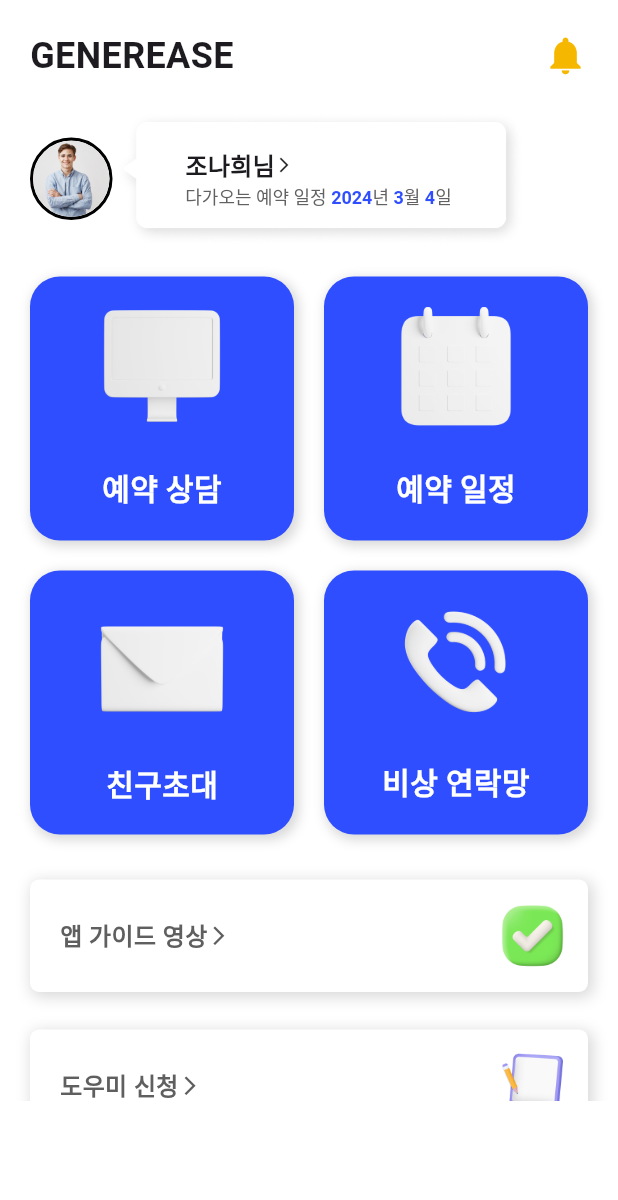
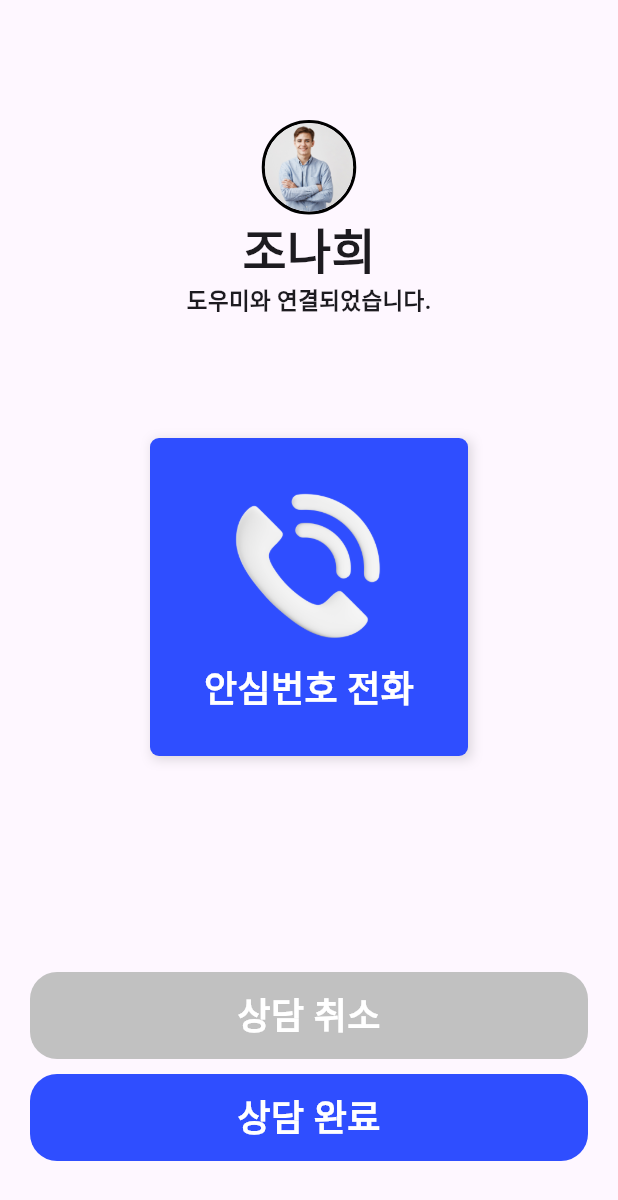
Before and after one commit to Nahhh-j/GenerEase, a Flutter app: the HomeScreen widget shown alone on an empty page, opened directly, after a tap on "앱 가이드 영상", on a phone screen of 412 x 824 dp. Shown: the top 1200 px of the screen. Run offline on Flutter 3.47's test engine with Material 3 defaults, Android fonts, the phone set to English and light mode, and no system bars; our stand-ins replace contacts_service, flutter_local_notifications, fluttertoast, get, permission_handler, share_plus; missing offline and left inert: flutter_callkit_incoming.

Commit message:
전화연결 화면 작업중

```diff
--- /dev/null
+++ b/lib/app/ui/screen/consulting/connected_screen.dart
@@ -0,0 +1,154 @@
+import 'package:flutter/material.dart';
+import 'package:generease/app/ui/screen/consulting/calling_screen.dart';
+import 'package:generease/app/ui/widget/button.dart';
+import 'package:get/get.dart';
+
+class ConnectedScreen extends StatelessWidget {
+  ConnectedScreen({super.key});
+
+  final Map<String, dynamic> arguments = Get.arguments;
+
+  @override
+  Widget build(BuildContext context) {
+    return Scaffold(
+      body: SafeArea(
+        child: Container(
+          width: Get.width,
+          height: Get.height,
+          padding: const EdgeInsets.only(
+            left: 20,
+            right: 20,
+          ),
+          child: Column(
+            children: [
+              const SizedBox(
+                height: 80,
+              ),
+              Container(
+                width: 63,
+                height: 63,
+                decoration: BoxDecoration(
+                  border: Border.all(
+                    color: Colors.black,
+                    width: 2,
+                  ),
+                  borderRadius: BorderRadius.circular(120),
+                ),
+                child: ClipRRect(
+                  borderRadius: BorderRadius.circular(120),
+                  child: Image.asset(
+                    'assets/images/person.png',
+                    fit: BoxFit.fill,
+                  ),
+                ),
+              ),
+              Text(
+                arguments['name'],
+                style: const TextStyle(
+                  fontSize: 32,
+                  fontWeight: FontWeight.w700,
+                ),
+              ),
+              const Text(
+                '도우미와 연결되었습니다.',
+                style: TextStyle(
+                  fontSize: 15,
+                  fontWeight: FontWeight.w700,
+                ),
+              ),
+              const SizedBox(
+                height: 80,
+              ),
+              Container(
+                decoration: BoxDecoration(
+                  boxShadow: [
+                    BoxShadow(
+                      color: Colors.black.withOpacity(0.15),
+                      blurRadius: 6,
+                      spreadRadius: 0.1,
+                      offset: const Offset(2, 2),
+                    ),
+                  ],
+                ),
+                child: Material(
+                  color: const Color(0xff2F4EFF),
+                  borderRadius: BorderRadius.circular(6),
+                  child: InkWell(
+                    onTap: () {
+                      Get.to(
+                        () => const CallingScreen(),
+                        arguments: {'name': '조나희', 'phoneNum': '01031090060'},
+                      );
+                    },
+                    borderRadius: BorderRadius.circular(6),
+                    child: Container(
+                      width: 212,
+                      height: 212,
+                      padding: const EdgeInsets.all(20),
+                      decoration: BoxDecoration(
+                        borderRadius: BorderRadius.circular(6),
+                      ),
+                      child: Column(
+                        mainAxisAlignment: MainAxisAlignment.spaceEvenly,
+                        children: [
+                          Image.asset(
+                            'assets/icons/call_ring.png',
+                            width: 100,
+                          ),
+                          const Text(
+                            '안심번호 전화',
+                            style: TextStyle(
+                              color: Colors.white,
+                              fontSize: 24,
+                              fontWeight: FontWeight.w700,
+                            ),
+                          )
+                        ],
+                      ),
+                    ),
+                  ),
+                ),
+              ),
+              const Spacer(),
+              CustomButton(
+                onTap: () {
+                  Navigator.pop(context);
+                },
+                onLongPress: () {},
+                text: '상담 취소',
+                textStyle: const TextStyle(
+                  color: Colors.white,
+                  fontSize: 24,
+                  fontWeight: FontWeight.w700,
+                ),
+                height: 58,
+                color: const Color(0xffC1C1C1),
+                borderRadius: BorderRadius.circular(18),
+              ),
+              const SizedBox(
+                height: 10,
+              ),
+              CustomButton(
+                onTap: () {
+                  Navigator.pop(context);
+                },
+                onLongPress: () {},
+                text: '상담 완료',
+                textStyle: const TextStyle(
+                    color: Colors.white,
+                    fontSize: 24,
+                    fontWeight: FontWeight.w700),
+                height: 58,
+                color: const Color(0xff2F4EFF),
+                borderRadius: BorderRadius.circular(18),
+              ),
+              const SizedBox(
+                height: 50,
+              ),
+            ],
+          ),
+        ),
+      ),
+    );
+  }
+}
--- a/lib/app/ui/screen/home_screen.dart
+++ b/lib/app/ui/screen/home_screen.dart
@@ -1,4 +1,5 @@
 import 'package:flutter/material.dart';
+import 'package:generease/app/ui/screen/consulting/connected_screen.dart';
 import 'package:generease/app/ui/screen/contacts_screen.dart';
 import 'package:generease/app/ui/screen/invite_screen.dart';
 import 'package:get/get.dart';
@@ -228,7 +229,10 @@ class HomeScreen extends StatelessWidget {
                     ),
                     _whiteBox(
                       ontap: () {
-                        print('앱 가이드 영상');
+                        Get.to(
+                          () => ConnectedScreen(),
+                          arguments: {'name': '조나희', 'phoneNum': '01031090060'},
+                        );
                       },
                       text: '앱 가이드 영상',
                       imagePath: 'assets/icons/check.png',
--- a/pubspec.yaml
+++ b/pubspec.yaml
@@ -23,6 +23,8 @@ dependencies:
   flutter_local_notifications: ^17.0.0
   contacts_service: ^0.6.3
   share_plus: ^7.2.2
+  flutter_callkit_incoming: ^2.0.4+1
+  uuid: ^4.4.0
 
 dev_dependencies:
   flutter_test:
```
Also changed, not shown: lib/app/ui/screen/consulting/calling_screen.dart (added, +279 -0 lines), assets/icons/unmute.png (added), pubspec.lock, 10 other files.
